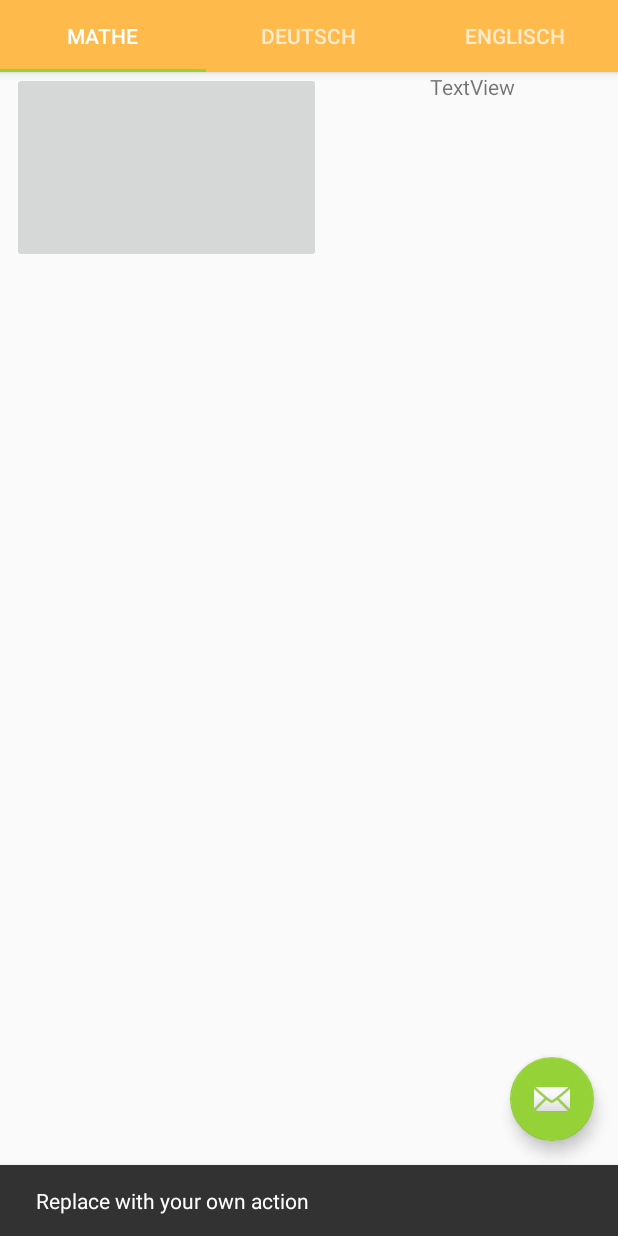
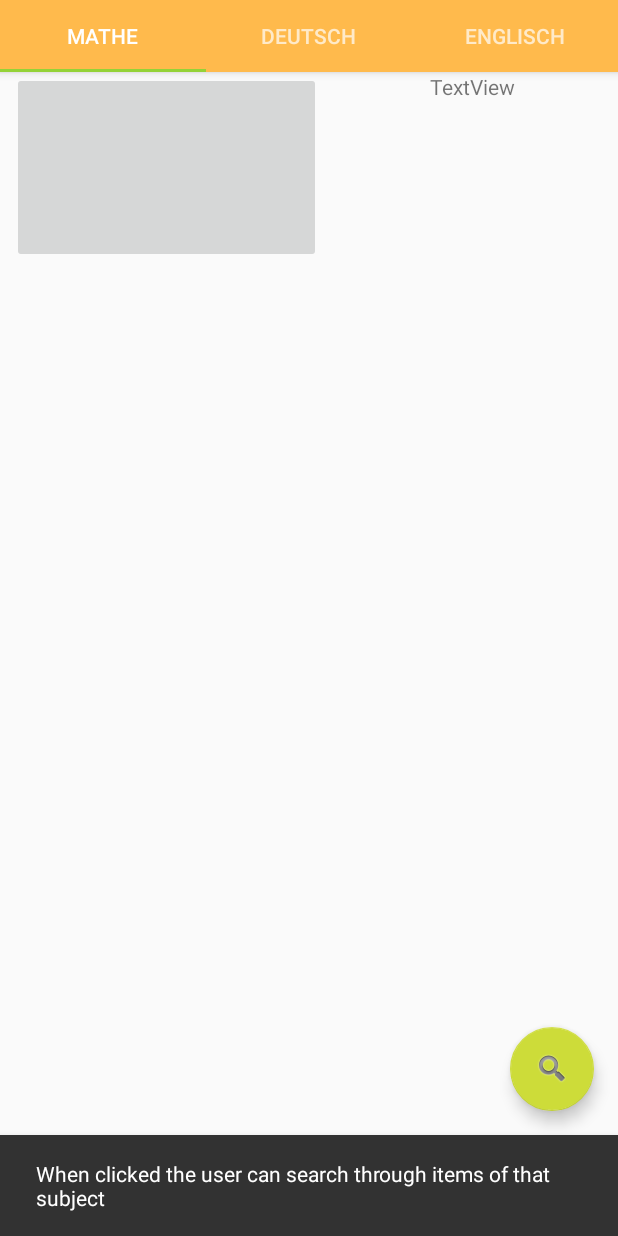
Before and after one commit to Michael-Bissinger/Schule-App-Android, an Android app: the screen it shows after launch (MainActivity), after a tap on an icon or button, on a phone screen of 412 x 824 dp. Run offline under Robolectric (Android 15) with nearby library versions, the phone set to English and light mode, and no system bars; libraries missing offline, so code that uses them is left out: android.arch.core; 1 statement that could not run was skipped.

Commit message:
change icon and action of floating button

```diff
--- a/app/src/main/java/com/example/hsport/schule_app/MainActivity.java
+++ b/app/src/main/java/com/example/hsport/schule_app/MainActivity.java
@@ -53,7 +53,7 @@ public class MainActivity extends AppCompatActivity {
         fab.setOnClickListener(new View.OnClickListener() {
             @Override
             public void onClick(View view) {
-                Snackbar.make(view, "Replace with your own action", Snackbar.LENGTH_LONG)
+                Snackbar.make(view, "When clicked the user can search through items of that subject", Snackbar.LENGTH_LONG)
                         .setAction("Action", null).show();
             }
         });
--- a/app/src/main/res/layout/activity_main.xml
+++ b/app/src/main/res/layout/activity_main.xml
@@ -57,7 +57,8 @@
         android:layout_height="wrap_content"
         android:layout_gravity="bottom|end"
         android:layout_margin="@dimen/fab_margin"
+        app:backgroundTint="#CDDC39"
         app:layout_anchor="@+id/view_pager"
         app:layout_anchorGravity="end|bottom"
-        app:srcCompat="@android:drawable/ic_dialog_email" />
+        app:srcCompat="@android:drawable/ic_search_category_default" />
 </android.support.design.widget.CoordinatorLayout>
```
